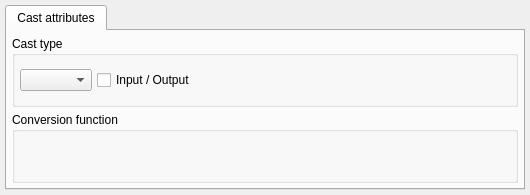
maniac787/pgmodeler, file libs/libgui/ui/dbobjects/castwidget.ui: the form before one commit.
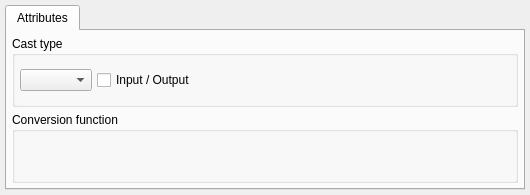
The form after the commit. Icons and pictures are not drawn.

Commit message:
WIP: Refactor RoleWidget layout and improve tab naming consistency
- WIP: Refactored RoleWidget to use configureTabbedLayout()
- WIP: Updated member role tables creation and layout
- WIP: Changed password field name: passwd_edt -> password_edt
- WIP: Adjusted minimum size: 580x550 -> 600x320
- Renamed DatabaseWidget tabs: 'Settings' -> 'Attributes', fixed object names
- Fixed DatabaseWidget info frame message typo: 'denpendency' -> 'dependency'
- Changed CastWidget tab name: 'Cast attributes' -> 'Attributes'
- Changed BaseObjectWidget General tab icon: 'attribute' -> 'objects'

Diff of the .ui file:
```diff
--- a/libs/libgui/ui/dbobjects/castwidget.ui
+++ b/libs/libgui/ui/dbobjects/castwidget.ui
@@ -43,7 +43,7 @@
         <normaloff>:/icons/icons/cast.png</normaloff>:/icons/icons/cast.png</iconset>
       </attribute>
       <attribute name="title">
-       <string>Cast attributes</string>
+       <string>Attributes</string>
       </attribute>
       <layout class="QVBoxLayout" name="cast_attribs_lt">
        <property name="spacing">
```
Left out of the diff: 2 changed lines with no effect on the pictures. The commit also changes 5 other files.
